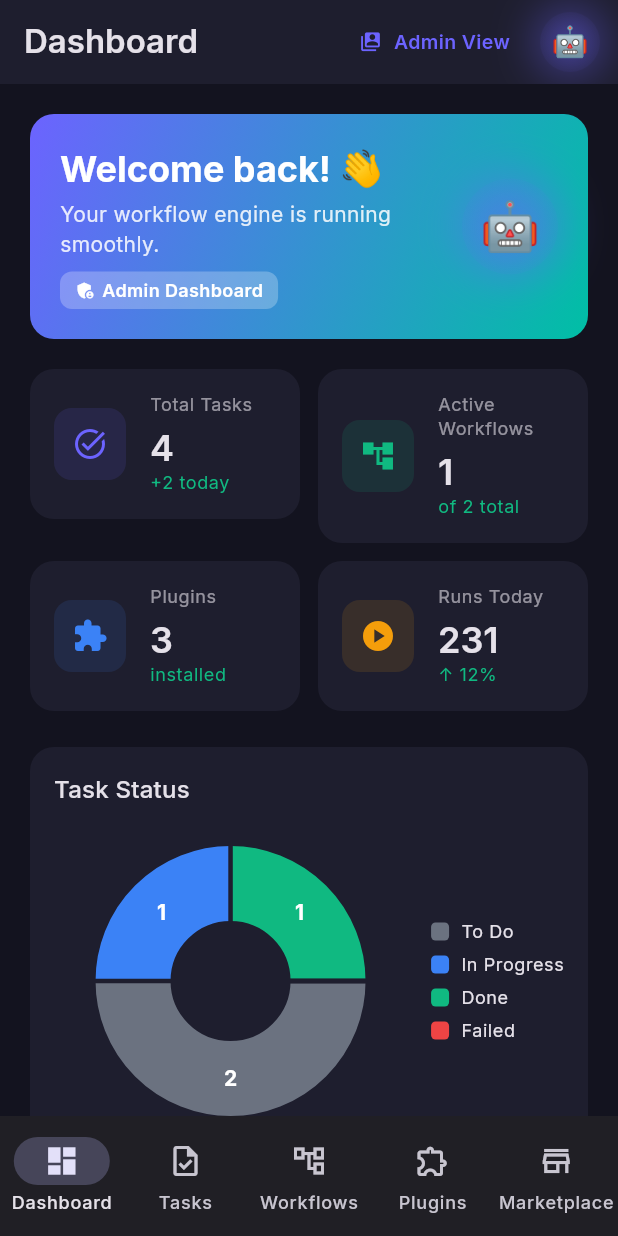
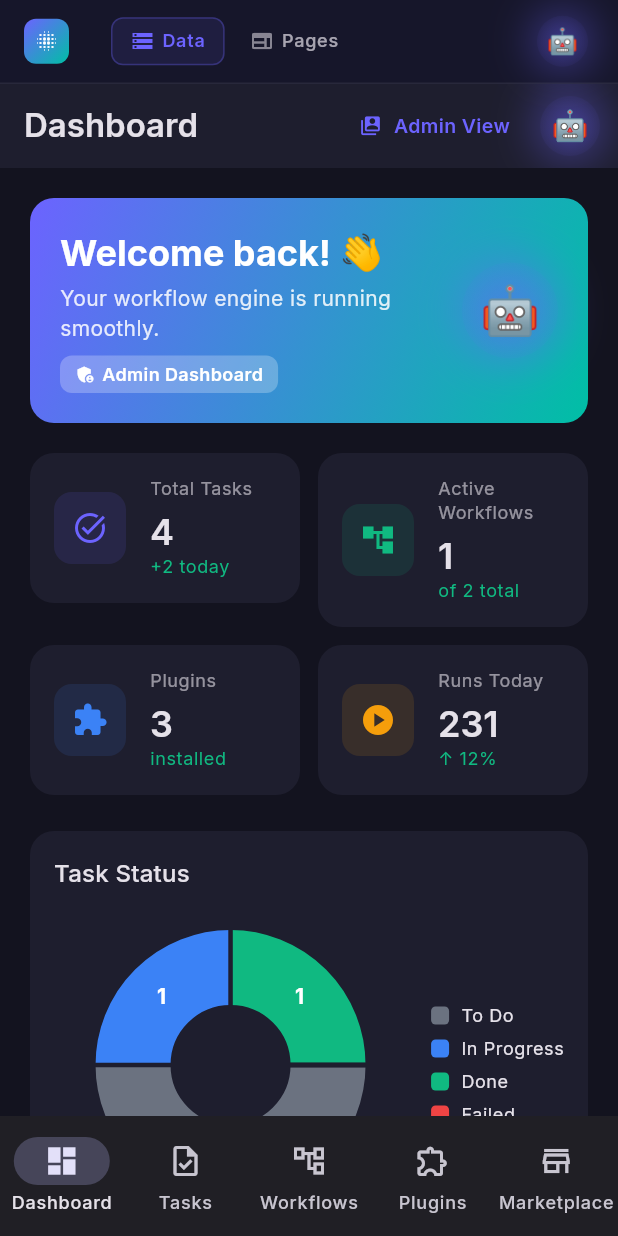
Before and after one commit to driver005/fuzzyboard, a Flutter app: the screen it shows after launch, on a phone screen of 412 x 824 dp. Run offline on Flutter 3.47's test engine with Material 3 defaults, Android fonts, the phone set to English and light mode, and no system bars; drawn by our look-alikes of fl_chart, flutter_animate; our stand-ins replace flutter_colorpicker, go_router, google_fonts, shared_preferences.

Commit message:
feat: add Data/Pages header tabs, refactor sidebar, fix widget test, add Flutter setup steps
Agent-Logs-Url: https://github.com/driver005/fuzzyboard/sessions/912e6916-01b2-404e-a662-26163104cff3

Co-authored-by: driver005 <60899173+driver005@users.noreply.github.com>

```diff
--- a/lib/core/routing/app_router.dart
+++ b/lib/core/routing/app_router.dart
@@ -56,6 +56,14 @@ final appRouter = GoRouter(
   ],
 );
 
+/// Determine the active header tab based on the current route.
+AppHeaderTab _tabFromRoute(String loc) {
+  if (loc.startsWith('/cms') || loc == '/builder') {
+    return AppHeaderTab.pages;
+  }
+  return AppHeaderTab.data;
+}
+
 class _AppShell extends StatelessWidget {
   final Widget child;
   const _AppShell({required this.child});
@@ -65,26 +73,170 @@ class _AppShell extends StatelessWidget {
     final mobile = isMobile(context);
     final desktop = isDesktop(context);
     final themeProvider = context.watch<ThemeProvider>();
-    final app = context.watch<AppProvider>();
+    final loc = GoRouterState.of(context).uri.toString();
+    final currentTab = _tabFromRoute(loc);
 
     return Scaffold(
+      appBar: _AppHeader(currentTab: currentTab),
       body: Row(
         children: [
           if (!mobile)
-            AppSidebar(collapsed: !desktop || themeProvider.compactSidebar),
+            AppSidebar(
+              collapsed: !desktop || themeProvider.compactSidebar,
+              tab: currentTab,
+            ),
           if (!mobile)
             const VerticalDivider(width: 1),
           Expanded(child: child),
         ],
       ),
-      bottomNavigationBar: mobile ? const AppBottomNav() : null,
-      floatingActionButton: mobile || !app.showAvatar
-          ? null
-          : const Padding(
-              padding: EdgeInsets.only(bottom: 12, right: 12),
-              child: AvatarWidget(size: 56),
-            ),
-      floatingActionButtonLocation: FloatingActionButtonLocation.endFloat,
+      bottomNavigationBar: mobile ? AppBottomNav(tab: currentTab) : null,
     );
   }
 }
+
+/// Persistent top header bar with logo and Data/Pages tab switcher.
+class _AppHeader extends StatelessWidget implements PreferredSizeWidget {
+  final AppHeaderTab currentTab;
+
+  const _AppHeader({required this.currentTab});
+
+  @override
+  Size get preferredSize => const Size.fromHeight(56);
+
+  @override
+  Widget build(BuildContext context) {
+    final cs = Theme.of(context).colorScheme;
+    final theme = Theme.of(context);
+    final isDark = cs.brightness == Brightness.dark;
+    final mobile = isMobile(context);
+    final showAvatar = context.watch<AppProvider>().showAvatar;
+
+    return Container(
+      height: 56,
+      decoration: BoxDecoration(
+        color: isDark ? const Color(0xFF16162A) : Colors.white,
+        border: Border(
+          bottom: BorderSide(color: cs.outline.withOpacity(0.15)),
+        ),
+      ),
+      child: SafeArea(
+        bottom: false,
+        child: Padding(
+          padding: const EdgeInsets.symmetric(horizontal: 16),
+          child: Row(
+            children: [
+              // Logo mark
+              Container(
+                width: 30,
+                height: 30,
+                decoration: BoxDecoration(
+                  gradient: LinearGradient(
+                    colors: [cs.primary, cs.secondary],
+                    begin: Alignment.topLeft,
+                    end: Alignment.bottomRight,
+                  ),
+                  borderRadius: BorderRadius.circular(8),
+                ),
+                child: const Icon(Icons.blur_on, color: Colors.white, size: 16),
+              ),
+              const SizedBox(width: 8),
+              if (!mobile)
+                Text(
+                  'FuzzyBoard',
+                  style: theme.textTheme.titleSmall
+                      ?.copyWith(fontWeight: FontWeight.w700),
+                ),
+              const SizedBox(width: 20),
+              // Data tab button
+              _HeaderTabBtn(
+                label: 'Data',
+                icon: Icons.storage_outlined,
+                selected: currentTab == AppHeaderTab.data,
+                onTap: () {
+                  if (currentTab != AppHeaderTab.data) context.go('/');
+                },
+              ),
+              const SizedBox(width: 4),
+              // Pages tab button
+              _HeaderTabBtn(
+                label: 'Pages',
+                icon: Icons.web_outlined,
+                selected: currentTab == AppHeaderTab.pages,
+                onTap: () {
+                  if (currentTab != AppHeaderTab.pages) context.go('/cms');
+                },
+              ),
+              const Spacer(),
+              // Avatar (AI mascot) — always visible when enabled
+              if (showAvatar) ...[
+                const AvatarWidget(size: 34),
+                const SizedBox(width: 4),
+              ],
+            ],
+          ),
+        ),
+      ),
+    );
+  }
+}
+
+/// A single tab button in the top header bar.
+class _HeaderTabBtn extends StatelessWidget {
+  final String label;
+  final IconData icon;
+  final bool selected;
+  final VoidCallback onTap;
+
+  const _HeaderTabBtn({
+    required this.label,
+    required this.icon,
+    required this.selected,
+    required this.onTap,
+  });
+
+  @override
+  Widget build(BuildContext context) {
+    final cs = Theme.of(context).colorScheme;
+    final theme = Theme.of(context);
+
+    return InkWell(
+      onTap: onTap,
+      borderRadius: BorderRadius.circular(8),
+      child: AnimatedContainer(
+        duration: const Duration(milliseconds: 180),
+        padding: const EdgeInsets.symmetric(horizontal: 12, vertical: 7),
+        decoration: BoxDecoration(
+          color: selected ? cs.primary.withOpacity(0.1) : Colors.transparent,
+          borderRadius: BorderRadius.circular(8),
+          border: Border.all(
+            color: selected ? cs.primary.withOpacity(0.3) : Colors.transparent,
+          ),
+        ),
+        child: Row(
+          mainAxisSize: MainAxisSize.min,
+          children: [
+            Icon(
+              icon,
+              size: 16,
+              color: selected
+                  ? cs.primary
+                  : cs.onSurface.withOpacity(0.55),
+            ),
+            const SizedBox(width: 5),
+            Text(
+              label,
+              style: theme.textTheme.labelMedium?.copyWith(
+                color: selected
+                    ? cs.primary
+                    : cs.onSurface.withOpacity(0.7),
+                fontWeight:
+                    selected ? FontWeight.w600 : FontWeight.w500,
+              ),
+            ),
+          ],
+        ),
+      ),
+    );
+  }
+}
--- a/lib/shared/widgets/sidebar.dart
+++ b/lib/shared/widgets/sidebar.dart
@@ -6,6 +6,9 @@ import '../../core/providers/theme_provider.dart';
 
 const double _sidebarWidth = 240;
 const double _railWidth = 72;
+
+/// Which top-level navigation tab is currently active.
+enum AppHeaderTab { data, pages }
 
 // Sealed-like base for sidebar list entries
 abstract class _SidebarEntry {
@@ -33,6 +36,7 @@ class _NavItem extends _SidebarEntry {
 class _SectionHeader extends _SidebarEntry {
   final String label;
   final IconData icon;
+
   /// The route prefix used to determine whether the section is "active"
   /// (auto-expanded).
   final String routePrefix;
@@ -44,7 +48,8 @@ class _SectionHeader extends _SidebarEntry {
   });
 }
 
-const _navItems = <_SidebarEntry>[
+// ── Data tab nav items ────────────────────────────────────────────────────────
+const _dataNavItems = <_SidebarEntry>[
   _NavItem(
     label: 'Dashboard',
     icon: Icons.dashboard_outlined,
@@ -106,12 +111,27 @@ const _navItems = <_SidebarEntry>[
     route: '/voice',
   ),
   _NavItem(
+    label: 'Dev Mode',
+    icon: Icons.bug_report_outlined,
+    activeIcon: Icons.bug_report,
+    route: '/dev',
+  ),
+  _NavItem(
+    label: 'Settings',
+    icon: Icons.settings_outlined,
+    activeIcon: Icons.settings,
+    route: '/settings',
+  ),
+];
+
+// ── Pages tab nav items ───────────────────────────────────────────────────────
+const _pagesNavItems = <_SidebarEntry>[
+  _NavItem(
     label: 'Page Builder',
     icon: Icons.dashboard_customize_outlined,
     activeIcon: Icons.dashboard_customize,
     route: '/builder',
   ),
-  // ── CMS section ────────────────────────────────────────────────────────────
   _SectionHeader(label: 'CMS', icon: Icons.web_outlined, routePrefix: '/cms'),
   _NavItem(
     label: 'Overview',
@@ -155,25 +175,18 @@ const _navItems = <_SidebarEntry>[
     route: '/cms/categories',
     isSubItem: true,
   ),
-  // ──────────────────────────────────────────────────────────────────────────
-  _NavItem(
-    label: 'Dev Mode',
-    icon: Icons.bug_report_outlined,
-    activeIcon: Icons.bug_report,
-    route: '/dev',
-  ),
-  _NavItem(
-    label: 'Settings',
-    icon: Icons.settings_outlined,
-    activeIcon: Icons.settings,
-    route: '/settings',
-  ),
 ];
 
 /// Desktop / tablet sidebar
 class AppSidebar extends StatefulWidget {
   final bool collapsed;
-  const AppSidebar({super.key, this.collapsed = false});
+  final AppHeaderTab tab;
+
+  const AppSidebar({
+    super.key,
+    this.collapsed = false,
+    this.tab = AppHeaderTab.data,
+  });
 
   @override
   State<AppSidebar> createState() => _AppSidebarState();
@@ -189,6 +202,9 @@ class _AppSidebarState extends State<AppSidebar> {
     return loc.startsWith(routePrefix);
   }
 
+  List<_SidebarEntry> get navItems =>
+      widget.tab == AppHeaderTab.pages ? _pagesNavItems : _dataNavItems;
+
   @override
   Widget build(BuildContext context) {
     final theme = Theme.of(context);
@@ -198,20 +214,18 @@ class _AppSidebarState extends State<AppSidebar> {
     final devMode = context.watch<AppProvider>().devMode;
     final themeProvider = context.watch<ThemeProvider>();
 
-    final sidebarColor =
-        isDark ? const Color(0xFF16162A) : Colors.white;
+    final sidebarColor = isDark ? const Color(0xFF16162A) : Colors.white;
 
     // Build visible items based on section-expansion state.
     final visibleItems = <_SidebarEntry>[];
-    for (final entry in _navItems) {
+    for (final entry in navItems) {
       if (entry is _SectionHeader) {
         visibleItems.add(entry);
         // Add sub-items only when section is expanded
         if (!widget.collapsed && isSectionExpanded(entry.routePrefix, loc)) {
-          // Collect all following sub-items
-          final headerIdx = _navItems.indexOf(entry);
-          for (int j = headerIdx + 1; j < _navItems.length; j++) {
-            final next = _navItems[j];
+          final headerIdx = navItems.indexOf(entry);
+          for (int j = headerIdx + 1; j < navItems.length; j++) {
+            final next = navItems[j];
             if (next is _SectionHeader) break;
             if (next is _NavItem && next.isSubItem) visibleItems.add(next);
           }
@@ -226,42 +240,6 @@ class _AppSidebarState extends State<AppSidebar> {
       color: sidebarColor,
       child: Column(
         children: [
-          // Logo
-          Padding(
-            padding: const EdgeInsets.symmetric(vertical: 20, horizontal: 16),
-            child: Row(
-              children: [
-                Container(
-                  width: 36,
-                  height: 36,
-                  decoration: BoxDecoration(
-                    gradient: LinearGradient(
-                      colors: [cs.primary, cs.secondary],
-                      begin: Alignment.topLeft,
-                      end: Alignment.bottomRight,
-                    ),
-                    borderRadius: BorderRadius.circular(10),
-                  ),
-                  child: const Icon(Icons.blur_on, color: Colors.white, size: 20),
-                ),
-                if (!widget.collapsed) ...[
-                  const SizedBox(width: 10),
-                  Column(
-                    crossAxisAlignment: CrossAxisAlignment.start,
-                    children: [
-                      Text('FuzzyBoard',
-                          style: theme.textTheme.titleMedium
-                              ?.copyWith(fontWeight: FontWeight.w700)),
-                      Text('Workflow Engine',
-                          style: theme.textTheme.bodySmall?.copyWith(
-                              color: cs.onSurface.withOpacity(0.5))),
-                    ],
-                  ),
-                ],
-              ],
-            ),
-          ),
-          const Divider(height: 1),
           const SizedBox(height: 8),
           // Nav items
           Expanded(
@@ -465,12 +443,20 @@ class _SidebarAction extends StatelessWidget {
 
 /// Bottom navigation bar for mobile
 class AppBottomNav extends StatelessWidget {
-  const AppBottomNav({super.key});
+  final AppHeaderTab tab;
+
+  const AppBottomNav({super.key, this.tab = AppHeaderTab.data});
 
   @override
   Widget build(BuildContext context) {
     final loc = GoRouterState.of(context).uri.toString();
-    final mobileItems = _navItems.whereType<_NavItem>().take(5).toList();
+    final sourceItems = tab == AppHeaderTab.pages ? _pagesNavItems : _dataNavItems;
+    final mobileItems = sourceItems
+        .whereType<_NavItem>()
+        .where((i) => !i.isSubItem)
+        .take(5)
+        .toList();
+
     int currentIndex = mobileItems.indexWhere(
       (item) =>
           loc == item.route ||
```
Also changed, not shown: 2 other files.
